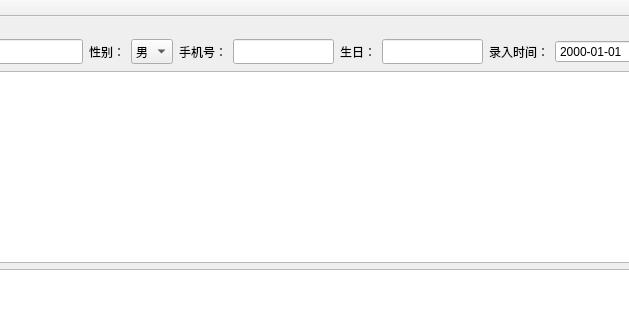
Above: mainwindow.ui from crouse/sign before the change; both pictures show x 108 to 737 and y 0 to 320 of the 860 by 618 pixel window. Below: the same form after it.
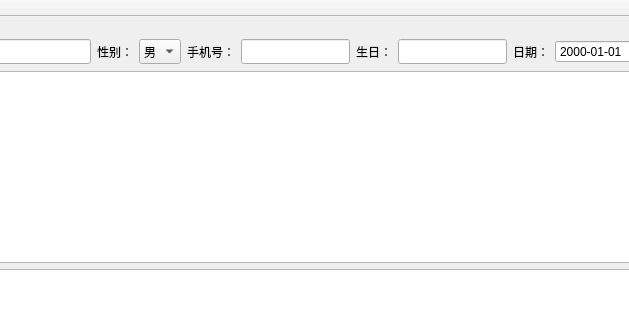
That is the form after the change.

Commit message: 简单功能基本实现

Diff of the .ui file:
```diff
--- a/mainwindow.ui
+++ b/mainwindow.ui
@@ -144,7 +144,7 @@
              </font>
             </property>
             <property name="text">
-             <string>录入时间：</string>
+             <string>日期：</string>
             </property>
            </widget>
           </item>
```
Left out of the diff: 20 changed lines with no effect on the pictures. The commit also changes 2 other files.
